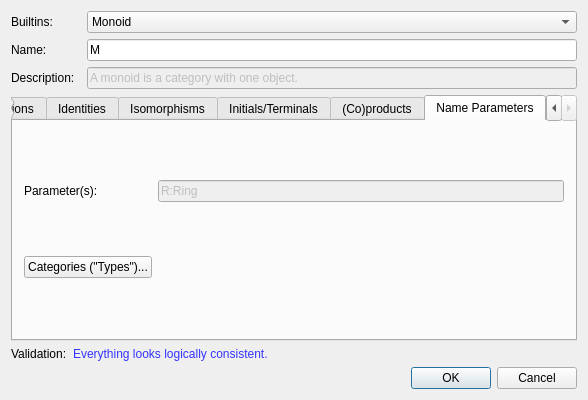
Qt form DiagramChaser/DiagramChaser/Category.ui (FruitfulApproach/BananaCats) before a commit.
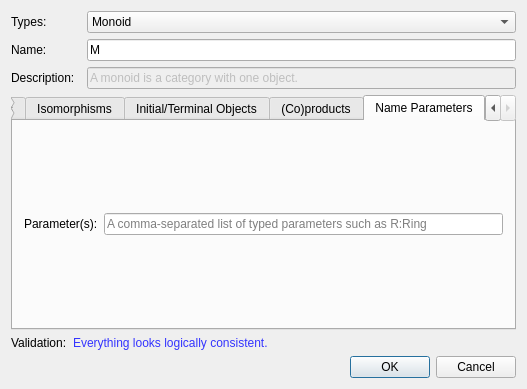
The same form after that commit. The open tabs and pages were chosen to show the change.

Commit message: Started category list management

What changed in the file:
```diff
--- a/DiagramChaser/DiagramChaser/Category.ui
+++ b/DiagramChaser/DiagramChaser/Category.ui
@@ -6,8 +6,8 @@
    <rect>
     <x>0</x>
     <y>0</y>
-    <width>588</width>
-    <height>400</height>
+    <width>527</width>
+    <height>389</height>
    </rect>
   </property>
   <property name="windowTitle">
@@ -31,13 +31,6 @@
      </property>
     </widget>
    </item>
-   <item row="0" column="0" colspan="2">
-    <widget class="QLabel" name="label_9">
-     <property name="text">
-      <string>Builtins:</string>
-     </property>
-    </widget>
-   </item>
    <item row="1" column="3">
     <widget class="QLineEdit" name="lineEdit">
      <property name="text">
@@ -470,7 +463,7 @@
      </widget>
      <widget class="QWidget" name="initialTerminalObjectsTab">
       <attribute name="title">
-       <string>Initials/Terminals</string>
+       <string>Initial/Terminal Objects</string>
       </attribute>
       <layout class="QGridLayout" name="gridLayout_2">
        <item row="0" column="0">
@@ -589,23 +582,16 @@
        <item row="0" column="1">
         <widget class="QLineEdit" name="lineEdit_2">
          <property name="enabled">
-          <bool>false</bool>
+          <bool>true</bool>
          </property>
          <property name="text">
-          <string>R:Ring</string>
+          <string/>
          </property>
          <property name="placeholderText">
           <string>A comma-separated list of typed parameters such as R:Ring</string>
          </property>
         </widget>
        </item>
-       <item row="1" column="0">
-        <widget class="QPushButton" name="typesButton">
-         <property name="text">
-          <string>Categories (&quot;Types&quot;)...</string>
-         </property>
-        </widget>
-       </item>
       </layout>
      </widget>
     </widget>
@@ -637,6 +623,13 @@
      </property>
     </widget>
    </item>
+   <item row="0" column="0" colspan="3">
+    <widget class="QLabel" name="label_9">
+     <property name="text">
+      <string>Types:</string>
+     </property>
+    </widget>
+   </item>
   </layout>
  </widget>
  <layoutdefault spacing="6" margin="11"/>
```
Left out of the diff: 59 changed lines with no effect on the pictures. The commit also changes 14 other files.
